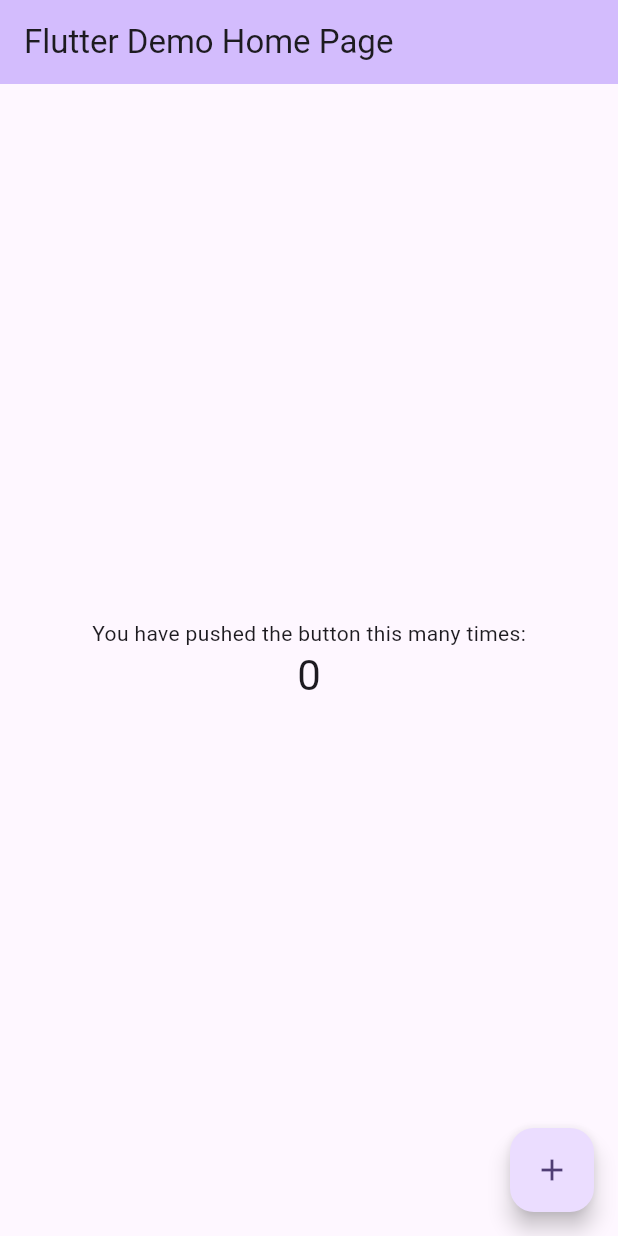
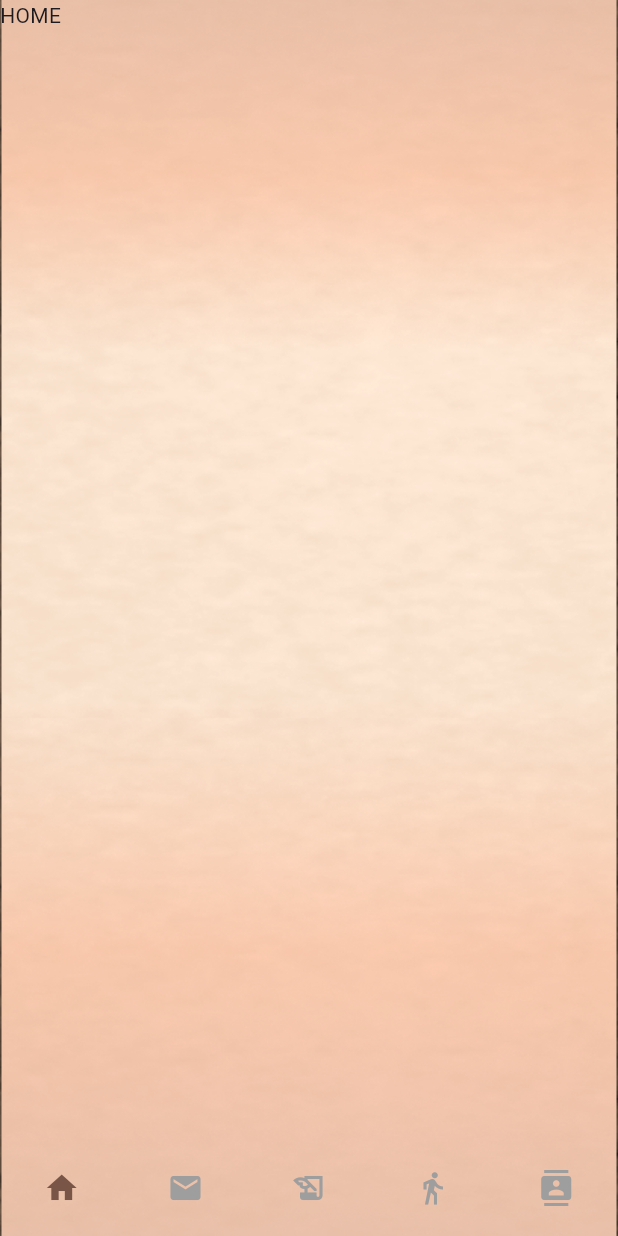
Before and after one commit to Soynyuu/digital_hikyaku, a Flutter app: the screen it shows after launch, on a phone screen of 412 x 824 dp. Run offline on Flutter 3.47's test engine with Material 3 defaults, Android fonts, the phone set to English and light mode, and no system bars.

Commit message:
backgroundの画像がうまく出るようにした。

```diff
--- a/lib/main.dart
+++ b/lib/main.dart
@@ -1,125 +1,29 @@
 import 'package:flutter/material.dart';
+import 'screens/home.dart';
 
 void main() {
-  runApp(const MyApp());
+  runApp(MyApp());
 }
 
 class MyApp extends StatelessWidget {
-  const MyApp({super.key});
-
   // This widget is the root of your application.
   @override
   Widget build(BuildContext context) {
     return MaterialApp(
-      title: 'Flutter Demo',
+      title: 'digital_hikyaku',
       theme: ThemeData(
-        // This is the theme of your application.
-        //
-        // TRY THIS: Try running your application with "flutter run". You'll see
-        // the application has a purple toolbar. Then, without quitting the app,
-        // try changing the seedColor in the colorScheme below to Colors.green
-        // and then invoke "hot reload" (save your changes or press the "hot
-        // reload" button in a Flutter-supported IDE, or press "r" if you used
-        // the command line to start the app).
-        //
-        // Notice that the counter didn't reset back to zero; the application
-        // state is not lost during the reload. To reset the state, use hot
-        // restart instead.
-        //
-        // This works for code too, not just values: Most code changes can be
-        // tested with just a hot reload.
-        colorScheme: ColorScheme.fromSeed(seedColor: Colors.deepPurple),
-        useMaterial3: true,
+        primarySwatch: Colors.brown,
+        scaffoldBackgroundColor: Colors.transparent,
       ),
-      home: const MyHomePage(title: 'Flutter Demo Home Page'),
+      home: Container(
+        decoration: BoxDecoration(
+          image: DecorationImage(
+            image: AssetImage('assets/background.png'),
+            fit: BoxFit.cover,
+          ),
+        ),
+        child: HomeScreen(),
+      ),
     );
   }
 }
-
-class MyHomePage extends StatefulWidget {
-  const MyHomePage({super.key, required this.title});
-
-  // This widget is the home page of your application. It is stateful, meaning
-  // that it has a State object (defined below) that contains fields that affect
-  // how it looks.
-
-  // This class is the configuration for the state. It holds the values (in this
-  // case the title) provided by the parent (in this case the App widget) and
-  // used by the build method of the State. Fields in a Widget subclass are
-  // always marked "final".
-
-  final String title;
-
-  @override
-  State<MyHomePage> createState() => _MyHomePageState();
-}
-
-class _MyHomePageState extends State<MyHomePage> {
-  int _counter = 0;
-
-  void _incrementCounter() {
-    setState(() {
-      // This call to setState tells the Flutter framework that something has
-      // changed in this State, which causes it to rerun the build method below
-      // so that the display can reflect the updated values. If we changed
-      // _counter without calling setState(), then the build method would not be
-      // called again, and so nothing would appear to happen.
-      _counter++;
-    });
-  }
-
-  @override
-  Widget build(BuildContext context) {
-    // This method is rerun every time setState is called, for instance as done
-    // by the _incrementCounter method above.
-    //
-    // The Flutter framework has been optimized to make rerunning build methods
-    // fast, so that you can just rebuild anything that needs updating rather
-    // than having to individually change instances of widgets.
-    return Scaffold(
-      appBar: AppBar(
-        // TRY THIS: Try changing the color here to a specific color (to
-        // Colors.amber, perhaps?) and trigger a hot reload to see the AppBar
-        // change color while the other colors stay the same.
-        backgroundColor: Theme.of(context).colorScheme.inversePrimary,
-        // Here we take the value from the MyHomePage object that was created by
-        // the App.build method, and use it to set our appbar title.
-        title: Text(widget.title),
-      ),
-      body: Center(
-        // Center is a layout widget. It takes a single child and positions it
-        // in the middle of the parent.
-        child: Column(
-          // Column is also a layout widget. It takes a list of children and
-          // arranges them vertically. By default, it sizes itself to fit its
-          // children horizontally, and tries to be as tall as its parent.
-          //
-          // Column has various properties to control how it sizes itself and
-          // how it positions its children. Here we use mainAxisAlignment to
-          // center the children vertically; the main axis here is the vertical
-          // axis because Columns are vertical (the cross axis would be
-          // horizontal).
-          //
-          // TRY THIS: Invoke "debug painting" (choose the "Toggle Debug Paint"
-          // action in the IDE, or press "p" in the console), to see the
-          // wireframe for each widget.
-          mainAxisAlignment: MainAxisAlignment.center,
-          children: <Widget>[
-            const Text(
-              'You have pushed the button this many times:',
-            ),
-            Text(
-              '$_counter',
-              style: Theme.of(context).textTheme.headlineMedium,
-            ),
-          ],
-        ),
-      ),
-      floatingActionButton: FloatingActionButton(
-        onPressed: _incrementCounter,
-        tooltip: 'Increment',
-        child: const Icon(Icons.add),
-      ), // This trailing comma makes auto-formatting nicer for build methods.
-    );
-  }
-}
--- /dev/null
+++ b/lib/screens/home.dart
@@ -0,0 +1,74 @@
+import 'package:flutter/material.dart';
+
+class HomeScreen extends StatefulWidget {
+  const HomeScreen({Key? key}) : super(key: key);
+  @override
+  _HomeScreenState createState() => _HomeScreenState();
+}
+
+class _HomeScreenState extends State<HomeScreen> {
+  int _selectedIndex = 0;
+
+  static const List<Widget> _widgetOptions = <Widget>[
+    Text(
+      'HOME',
+    ),
+    Text(
+      'みる',
+    ),
+    Text(
+      'かく',
+    ),
+    Text(
+      '歩いた距離',
+    ),
+    Text('住所録'),
+  ];
+
+  void _onItemTapped(int index) {
+    setState(() {
+      _selectedIndex = index;
+    });
+  }
+
+  @override
+  Widget build(BuildContext context) {
+    return Scaffold(
+      body: _widgetOptions.elementAt(_selectedIndex),
+      bottomNavigationBar: BottomNavigationBar(
+        type: BottomNavigationBarType.fixed,
+        showSelectedLabels: false,
+        showUnselectedLabels: false,
+        items: const <BottomNavigationBarItem>[
+          BottomNavigationBarItem(
+            icon: Icon(Icons.home),
+            label: 'Home',
+          ),
+          BottomNavigationBarItem(
+            icon: Icon(Icons.local_post_office),
+            label: '見る',
+
+          ),
+          BottomNavigationBarItem(
+            icon: Icon(Icons.history_edu),
+            label: 'History',
+          ),
+          BottomNavigationBarItem(
+            icon: Icon(Icons.directions_walk),
+            label: 'walk_history',
+          ),
+          BottomNavigationBarItem(
+            icon: Icon(Icons.contacts),
+            label: 'contacts',
+          ),
+        ],
+        currentIndex: _selectedIndex,
+        selectedItemColor: Colors.brown,
+        unselectedItemColor: Colors.grey,
+        backgroundColor: Colors.transparent,
+        elevation: 0,
+        onTap: _onItemTapped,
+      ),
+    );
+  }
+}
--- a/pubspec.yaml
+++ b/pubspec.yaml
@@ -56,7 +56,8 @@ flutter:
   # included with your application, so that you can use the icons in
   # the material Icons class.
   uses-material-design: true
-
+  assets:
+    - assets/background.png
   # To add assets to your application, add an assets section, like this:
   # assets:
   #   - images/a_dot_burr.jpeg
```
Also changed, not shown: assets/background.png (added).
